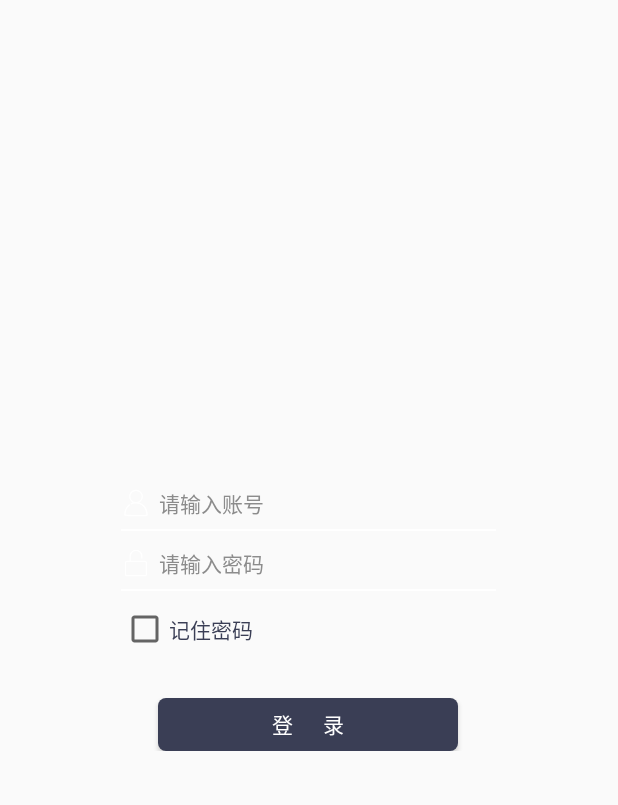
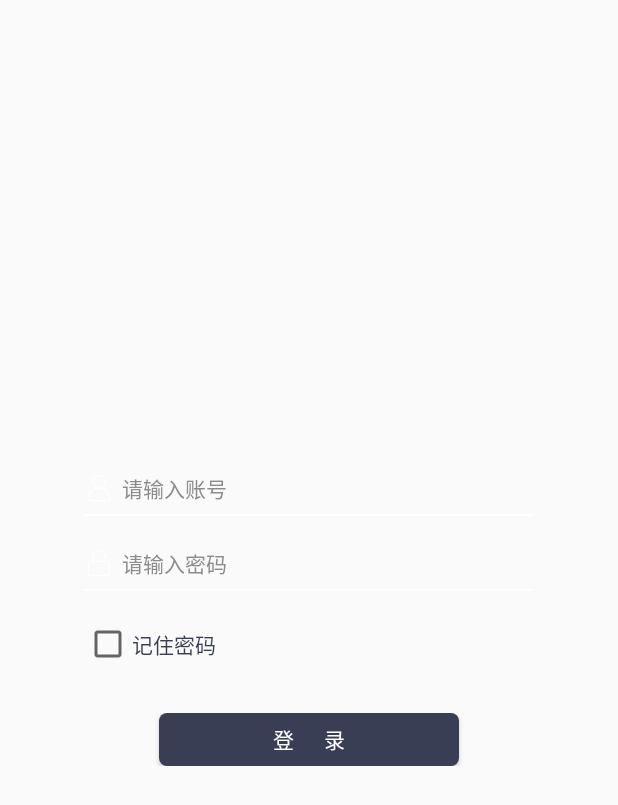
Before and after one commit to monty8800/UwinMESnew, an Android app: the LoginActivity screen opened directly, with no data from a screen before it, on a phone screen of 412 x 824 dp. Shown: the top 805 px of the screen. Run offline under Robolectric (Android 15) with nearby library versions, the phone set to English and light mode, and no system bars; our stand-ins replace ButterKnife, RxJava; libraries missing offline, so code that uses them is left out: com.facebook.stetho, com.orhanobut.logger, com.squareup.leakcanary, com.tencent.bugly, jp.wasabeef.glide; pictures from the network do not load; 2 statements that could not run were skipped.

Commit message:
登陆页面，去除记住密码CheckBox默认背景

```diff
--- a/app/src/main/res/layout/activity_login.xml
+++ b/app/src/main/res/layout/activity_login.xml
@@ -15,7 +15,7 @@
         tools:src="@android:color/darker_gray" />
 
     <LinearLayout
-        android:layout_width="250dp"
+        android:layout_width="300dp"
         android:layout_height="wrap_content"
         android:layout_gravity="center"
         android:background="@null"
@@ -29,8 +29,8 @@
             <!--android:layout_marginBottom="30dp"-->
             <!--android:textColor="@color/orange"/>-->
         <LinearLayout
-            android:layout_width="250dp"
-            android:layout_height="40dp"
+            android:layout_width="match_parent"
+            android:layout_height="50dp"
             android:orientation="vertical">
 
             <LinearLayout
@@ -69,8 +69,8 @@
         </LinearLayout>
 
         <LinearLayout
-            android:layout_width="250dp"
-            android:layout_height="40dp"
+            android:layout_width="match_parent"
+            android:layout_height="50dp"
             android:orientation="vertical">
 
             <LinearLayout
@@ -121,6 +121,7 @@
             android:layout_width="wrap_content"
             android:layout_height="wrap_content"
             android:textColor="@color/darkblue"
+            android:background="@null"
             android:text="记住密码"/>
         <Button
             android:id="@+id/btn_login"
```
